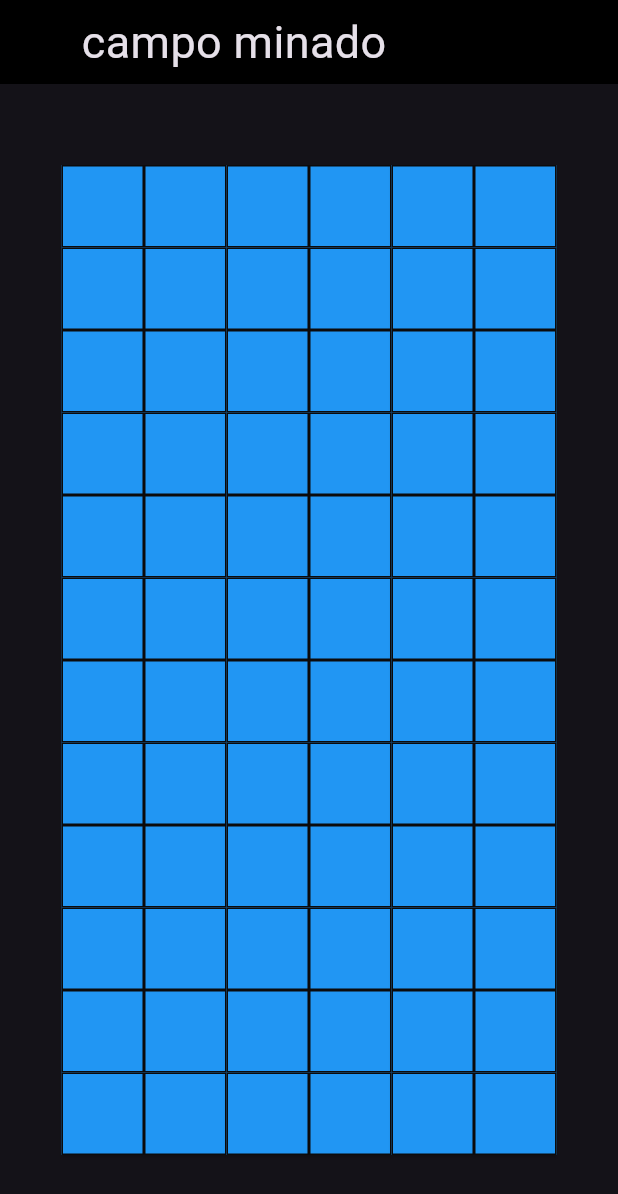
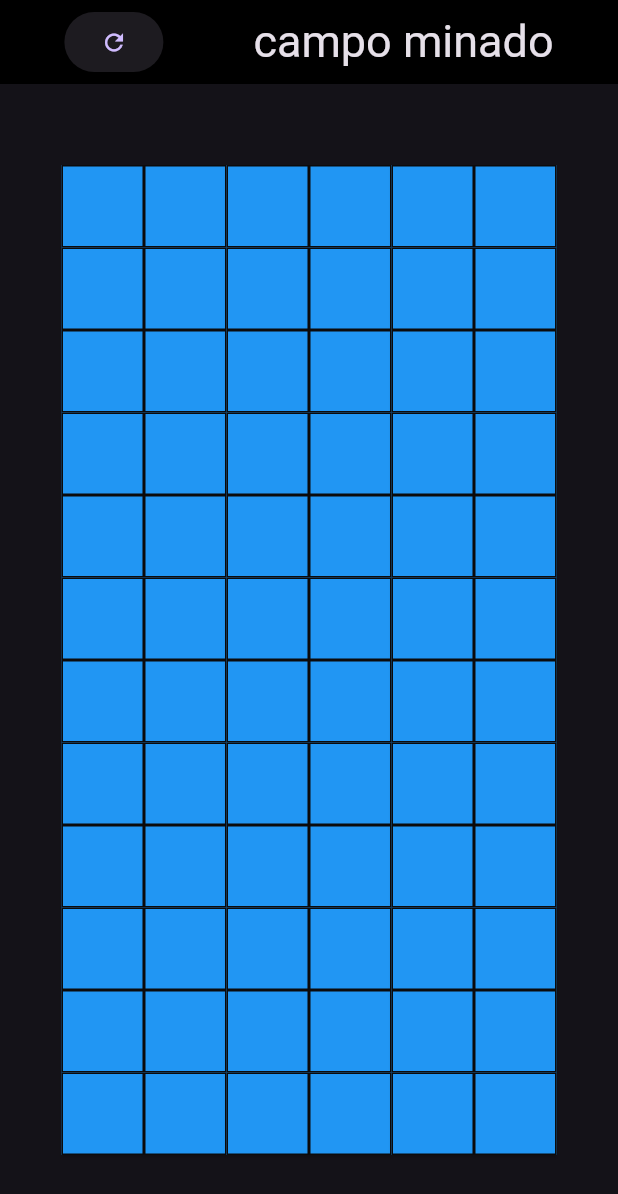
Before and after one commit to Geovane-Henrique/Campo_minadoAPP, a Flutter app: the screen it shows after launch, on a phone screen of 412 x 824 dp. Shown: the top 1194 px of the screen. Run offline on Flutter 3.47's test engine with Material 3 defaults, Android fonts, the phone set to English and light mode, and no system bars.

Commit message:
Descrição das mudanças

```diff
--- a/lib/app/view/home_view.dart
+++ b/lib/app/view/home_view.dart
@@ -17,20 +17,30 @@ class _HomeViewState extends State<HomeView> {
     campo = Ezcampo();
   }
 
+//acionado sempre que uma casa e apertada
+//deve ser otimizado em breve
   void attButton(int rowIndex, int cowIndex) {
     setState(() {
       campo.createEzmpa(rowIndex, cowIndex);
       campo.updateColor(rowIndex, cowIndex);
       campo.revealZero(rowIndex, cowIndex);
       if (campo.getValue(rowIndex, cowIndex) == 500) {
+        campo.showMinas();
         gameOver();
-        campo.resetEzMap();
       }
     });
   }
 
+//reseta o mapa
+  void resetMap() {
+    campo.resetEzMap();
+    setState(() {});
+  }
+
+//aparece um dialog quando uma mina e apertada
   void gameOver() {
     showDialog(
+      barrierDismissible: false,
       context: context,
       builder: (BuildContext context) {
         return AlertDialog(
@@ -38,7 +48,10 @@ class _HomeViewState extends State<HomeView> {
           content: Text("bomba"),
           actions: <Widget>[
             TextButton(
-                onPressed: Navigator.of(context).pop,
+                onPressed: () {
+                  Navigator.of(context).pop();
+                  resetMap();
+                },
                 child: Text("Tentar novamente"))
           ],
         );
@@ -51,22 +64,32 @@ class _HomeViewState extends State<HomeView> {
     return Scaffold(
         appBar: AppBar(
           backgroundColor: Colors.black,
-          title: null,
-          flexibleSpace: const Align(
-            alignment: Alignment.center,
-            child: Padding(
-              padding: EdgeInsets.only(right: 100),
-              child: Text(
+          title: Row(
+            crossAxisAlignment: CrossAxisAlignment.center,
+            mainAxisAlignment: MainAxisAlignment.center,
+            children: [
+              Padding(
+                padding: const EdgeInsets.only(right: 60),
+                //botao de reset
+                //reseta o mapa com a partida ainda em curso
+                child: ElevatedButton(
+                    onPressed: () {
+                      resetMap();
+                    },
+                    child: Icon(Icons.refresh)),
+              ),
+              const Text(
                 "campo minado",
                 style: TextStyle(fontSize: 30),
               ),
-            ),
+            ],
           ),
         ),
+        //cria o mapa externo
         body: Center(
           child: Column(
             mainAxisAlignment: MainAxisAlignment.center,
-            crossAxisAlignment: CrossAxisAlignment.end,
+            crossAxisAlignment: CrossAxisAlignment.center,
             children: List.generate(
               12,
               (rowIndex) {
@@ -77,6 +100,7 @@ class _HomeViewState extends State<HomeView> {
                     6,
                     (cowIndex) {
                       return Center(
+                          //a casa e seus comportamentos
                           child: ElevatedButton(
                               style: ElevatedButton.styleFrom(
                                 shape: const RoundedRectangleBorder(
@@ -93,22 +117,34 @@ class _HomeViewState extends State<HomeView> {
                               onPressed: () {
                                 attButton(rowIndex, cowIndex);
                               },
-                              child: AnimatedOpacity(
-                                opacity: campo.getValue(rowIndex, cowIndex) != 0
-                                    ? 1.0
-                                    : 0.0,
+                              child: AnimatedSwitcher(
                                 duration: const Duration(milliseconds: 300),
-                                child: Text(
-                                    textAlign: TextAlign.center,
-                                    style: const TextStyle(
-                                      fontSize: 30,
-                                    ),
+                                child:
+                                    //caso o valor for diferente de 0 a cor for igual a verde e o valor for diferente de 500
                                     campo.getValue(rowIndex, cowIndex) != 0 &&
                                             campo.getColor(
                                                     rowIndex, cowIndex) ==
-                                                Colors.green
-                                        ? "${campo.getValue(rowIndex, cowIndex)}"
-                                        : ""),
+                                                const Color.fromARGB(
+                                                    255, 120, 163, 78) &&
+                                            campo.getValue(
+                                                    rowIndex, cowIndex) !=
+                                                500
+                                        //o valor da casa sera exibido na casa
+                                        ? Text(
+                                            "${campo.getValue(rowIndex, cowIndex)}",
+                                            textAlign: TextAlign.center,
+                                            style: const TextStyle(
+                                              fontSize: 30,
+                                            ),
+                                            key: ValueKey<int?>(campo.getValue(
+                                                rowIndex, cowIndex)),
+                                          ) //caso nao siginifica que apertou uma mina entao as casas exibem o icon de warnig
+                                        //o icon sera mudado
+                                        : Icon(
+                                            campo.getIcon(rowIndex, cowIndex),
+                                            key: ValueKey<String>(
+                                                'icon_${rowIndex}_${cowIndex}'),
+                                          ),
                               )));
                     },
                   ),
```
Also changed, not shown: lib/app/model/campo_model.dart (+67 -12 lines).
